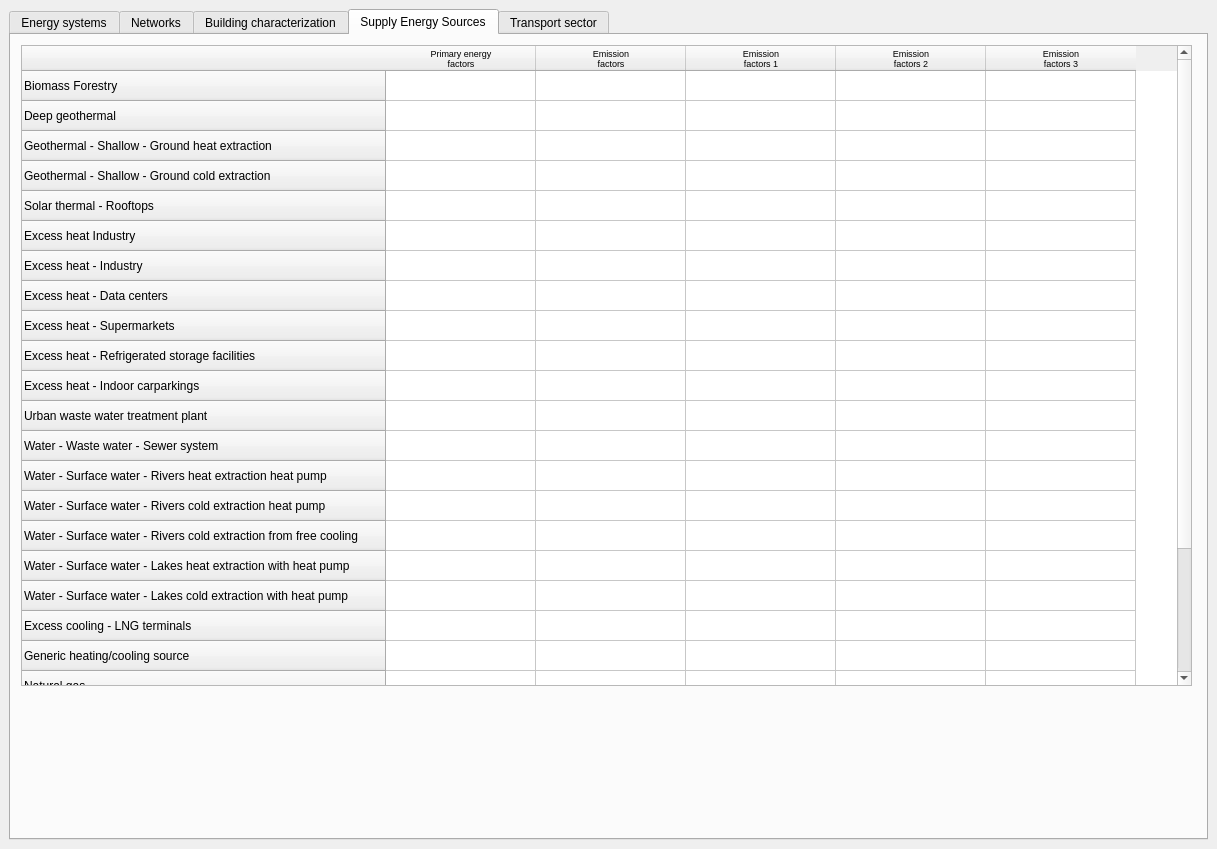
Planheat/Planheat-Tool, file planning_and_simulation_modules/ui/step4.ui: the form before one commit.
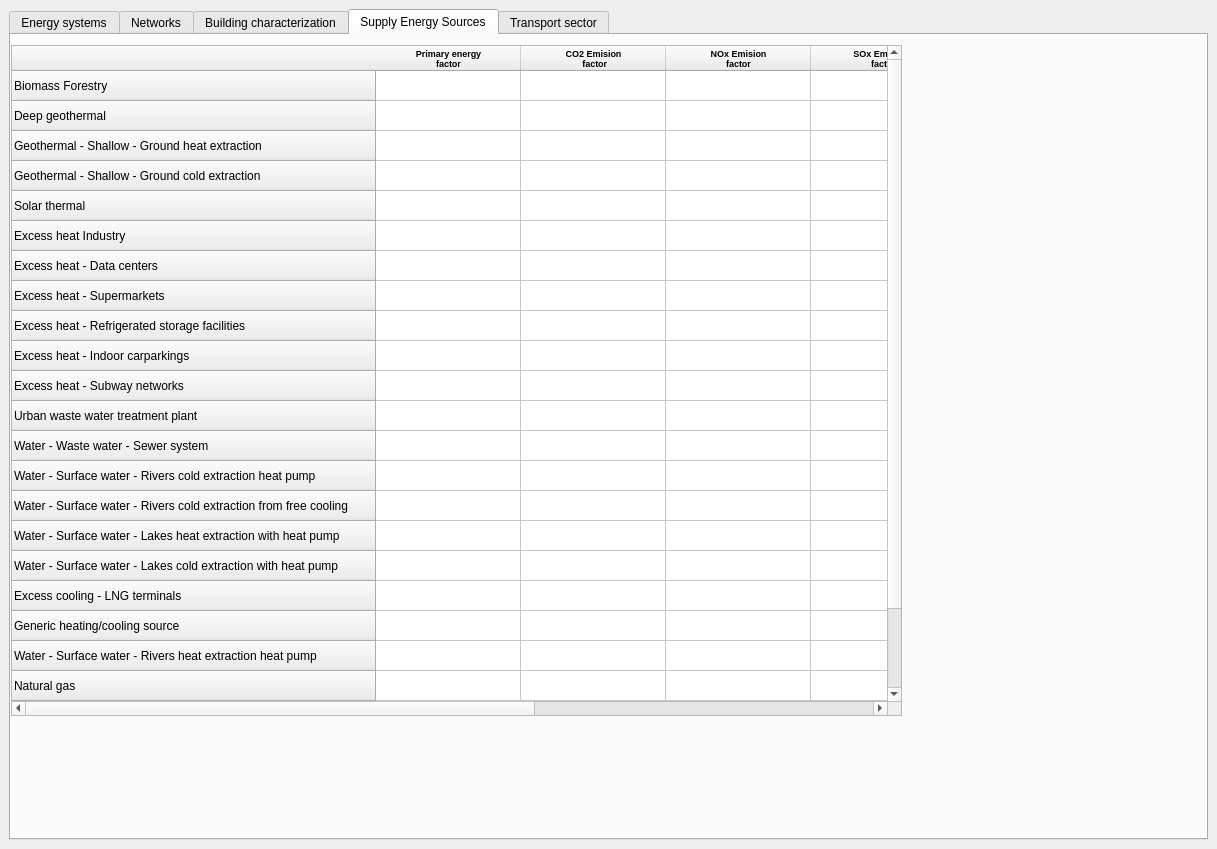
The form after the commit. The open tabs and pages were chosen to show the change.

```diff
--- a/planning_and_simulation_modules/ui/step4.ui
+++ b/planning_and_simulation_modules/ui/step4.ui
@@ -3981,14 +3981,14 @@
          <widget class="QTableWidget" name="suppliesTable_future">
           <property name="geometry">
            <rect>
-            <x>10</x>
+            <x>0</x>
             <y>10</y>
-            <width>1171</width>
-            <height>641</height>
+            <width>891</width>
+            <height>671</height>
            </rect>
           </property>
           <attribute name="horizontalHeaderDefaultSectionSize">
-           <number>150</number>
+           <number>145</number>
           </attribute>
           <row>
            <property name="text">
@@ -4012,7 +4012,7 @@
           </row>
           <row>
            <property name="text">
-            <string>Solar thermal - Rooftops</string>
+            <string>Solar thermal</string>
            </property>
           </row>
           <row>
@@ -4020,11 +4020,6 @@
             <string>Excess heat Industry</string>
            </property>
           </row>
-          <row>
-           <property name="text">
-            <string>Excess heat - Industry</string>
-           </property>
-          </row>
           <row>
            <property name="text">
             <string>Excess heat - Data centers</string>
@@ -4045,6 +4040,11 @@
             <string>Excess heat - Indoor carparkings</string>
            </property>
           </row>
+          <row>
+           <property name="text">
+            <string>Excess heat - Subway networks</string>
+           </property>
+          </row>
           <row>
            <property name="text">
             <string>Urban waste water treatment plant</string>
@@ -4055,11 +4055,6 @@
             <string>Water - Waste water - Sewer system</string>
            </property>
           </row>
-          <row>
-           <property name="text">
-            <string>Water - Surface water - Rivers heat extraction heat pump</string>
-           </property>
-          </row>
           <row>
            <property name="text">
             <string>Water - Surface water - Rivers cold extraction heat pump</string>
@@ -4090,11 +4085,21 @@
             <string>Generic heating/cooling source</string>
            </property>
           </row>
+          <row>
+           <property name="text">
+            <string>Water - Surface water - Rivers heat extraction heat pump</string>
+           </property>
+          </row>
           <row>
            <property name="text">
             <string>Natural gas</string>
            </property>
           </row>
+          <row>
+           <property name="text">
+            <string>Electricity</string>
+           </property>
+          </row>
           <row>
            <property name="text">
             <string>Heating Oil</string>
@@ -4105,71 +4110,188 @@
             <string>Coal and Peat</string>
            </property>
           </row>
-          <row>
-           <property name="text">
-            <string>Electricity</string>
-           </property>
-          </row>
-          <row>
-           <property name="text">
-            <string>Air</string>
-           </property>
-          </row>
           <column>
            <property name="text">
             <string>Primary energy 
-factors</string>
+factor</string>
            </property>
            <property name="font">
             <font>
              <pointsize>7</pointsize>
+             <weight>75</weight>
+             <bold>true</bold>
             </font>
            </property>
           </column>
           <column>
            <property name="text">
-            <string>Emission 
-factors</string>
+            <string>CO2 Emision
+ factor</string>
            </property>
            <property name="font">
             <font>
              <pointsize>7</pointsize>
+             <weight>75</weight>
+             <bold>true</bold>
             </font>
            </property>
           </column>
           <column>
            <property name="text">
-            <string>Emission 
-factors 1</string>
+            <string>NOx Emision
+factor</string>
            </property>
            <property name="font">
             <font>
              <pointsize>7</pointsize>
+             <weight>75</weight>
+             <bold>true</bold>
             </font>
            </property>
           </column>
           <column>
            <property name="text">
-            <string>Emission 
-factors 2</string>
+            <string>SOx Emission
+factor</string>
            </property>
            <property name="font">
             <font>
              <pointsize>7</pointsize>
+             <weight>75</weight>
+             <bold>true</bold>
             </font>
            </property>
           </column>
           <column>
            <property name="text">
-            <string>Emission
-factors 3</string>
+            <string>PM10 Emision 
+factor</string>
            </property>
            <property name="font">
             <font>
              <pointsize>7</pointsize>
+             <weight>75</weight>
+             <bold>true</bold>
             </font>
            </property>
           </column>
+          <item row="0" column="0">
+           <property name="text">
+            <string/>
+           </property>
+           <property name="flags">
+            <set>ItemIsSelectable|ItemIsEditable|ItemIsEnabled</set>
+           </property>
+          </item>
+          <item row="2" column="0">
+           <property name="text">
+            <string/>
+           </property>
+           <property name="flags">
+            <set>ItemIsSelectable|ItemIsEditable|ItemIsEnabled</set>
+           </property>
+          </item>
+          <item row="3" column="0">
+           <property name="text">
+            <string/>
+           </property>
+           <property name="flags">
+            <set>ItemIsSelectable|ItemIsEditable|ItemIsEnabled</set>
+           </property>
+          </item>
+          <item row="4" column="0">
+           <property name="text">
+            <string/>
+           </property>
+           <property name="flags">
+            <set>ItemIsSelectable|ItemIsEditable|ItemIsEnabled</set>
+           </property>
+          </item>
+          <item row="5" column="0">
+           <property name="text">
+            <string/>
+           </property>
+           <property name="flags">
+            <set>ItemIsSelectable|ItemIsEditable|ItemIsEnabled</set>
+           </property>
+          </item>
+          <item row="6" column="0">
+           <property name="text">
+            <string/>
+           </property>
+           <property name="flags">
+            <set>ItemIsSelectable|ItemIsEditable|ItemIsEnabled</set>
+           </property>
+          </item>
+          <item row="7" column="0">
+           <property name="text">
+            <string/>
+           </property>
+           <property name="flags">
+            <set>ItemIsSelectable|ItemIsEditable|ItemIsEnabled</set>
+           </property>
+          </item>
+          <item row="8" column="0">
+           <property name="text">
+            <string/>
+           </property>
+           <property name="flags">
+            <set>ItemIsSelectable|ItemIsEditable|ItemIsEnabled</set>
+           </property>
+          </item>
+          <item row="9" column="0">
+           <property name="text">
+            <string/>
+           </property>
+          </item>
+          <item row="10" column="0">
+           <property name="text">
+            <string/>
+           </property>
+           <property name="flags">
+            <set>ItemIsSelectable|ItemIsEditable|ItemIsEnabled</set>
+           </property>
+          </item>
+          <item row="11" column="0">
+           <property name="text">
+            <string/>
+           </property>
+           <property name="flags">
+            <set>ItemIsSelectable|ItemIsEditable|ItemIsEnabled</set>
+           </property>
+          </item>
+          <item row="12" column="0">
+           <property name="text">
+            <string/>
+           </property>
+           <property name="flags">
+            <set>ItemIsSelectable|ItemIsEditable|ItemIsEnabled</set>
+           </property>
+          </item>
+          <item row="15" column="0">
+           <property name="text">
+            <string/>
+           </property>
+           <property name="flags">
+            <set>ItemIsEnabled</set>
+           </property>
+          </item>
+          <item row="16" column="0">
+           <property name="text">
+            <string/>
+           </property>
+           <property name="flags">
+            <set>ItemIsEnabled</set>
+           </property>
+          </item>
+          <item row="18" column="0">
+           <property name="text">
+            <string/>
+           </property>
+           <property name="flags">
+            <set>ItemIsUserCheckable|ItemIsEnabled</set>
+           </property>
+          </item>
          </widget>
         </widget>
         <widget class="QWidget" name="transport">
```
Left out of the diff: 97 changed lines with no effect on the pictures.
